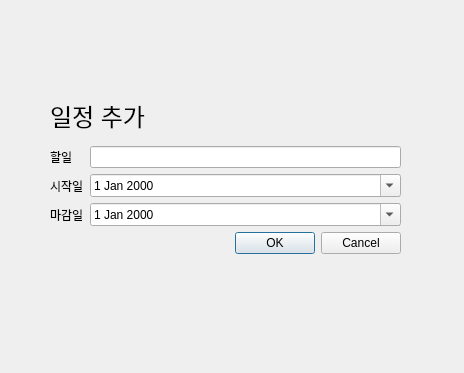
The window that add_task_dialog.ui (sleimneer-cloud/todolist) describes before a commit, drawn with Qt 5.
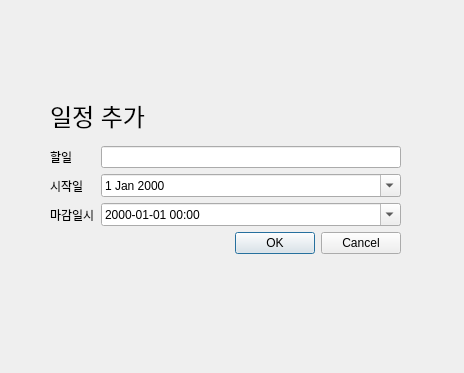
The same window after the commit.

Commit message:
Add checkbox-delete and due-date time support
Checking a task's checkbox now deletes it immediately instead of
just striking it through. Due dates gain a time component
(QDateTimeEdit) so tasks can be scheduled to a specific deadline
time, not just a day; existing date-only rows still load fine.

The edit to the form file:
```diff
--- a/add_task_dialog.ui
+++ b/add_task_dialog.ui
@@ -64,15 +64,18 @@
       <item row="2" column="0">
        <widget class="QLabel" name="add_end_date_label">
         <property name="text">
-         <string>마감일</string>
+         <string>마감일시</string>
         </property>
        </widget>
       </item>
       <item row="2" column="1">
-       <widget class="QDateEdit" name="add_end_dateEdit">
+       <widget class="QDateTimeEdit" name="add_end_dateEdit">
         <property name="calendarPopup">
          <bool>true</bool>
         </property>
+        <property name="displayFormat">
+         <string>yyyy-MM-dd HH:mm</string>
+        </property>
        </widget>
       </item>
      </layout>
```
The commit also changes 7 other files.
